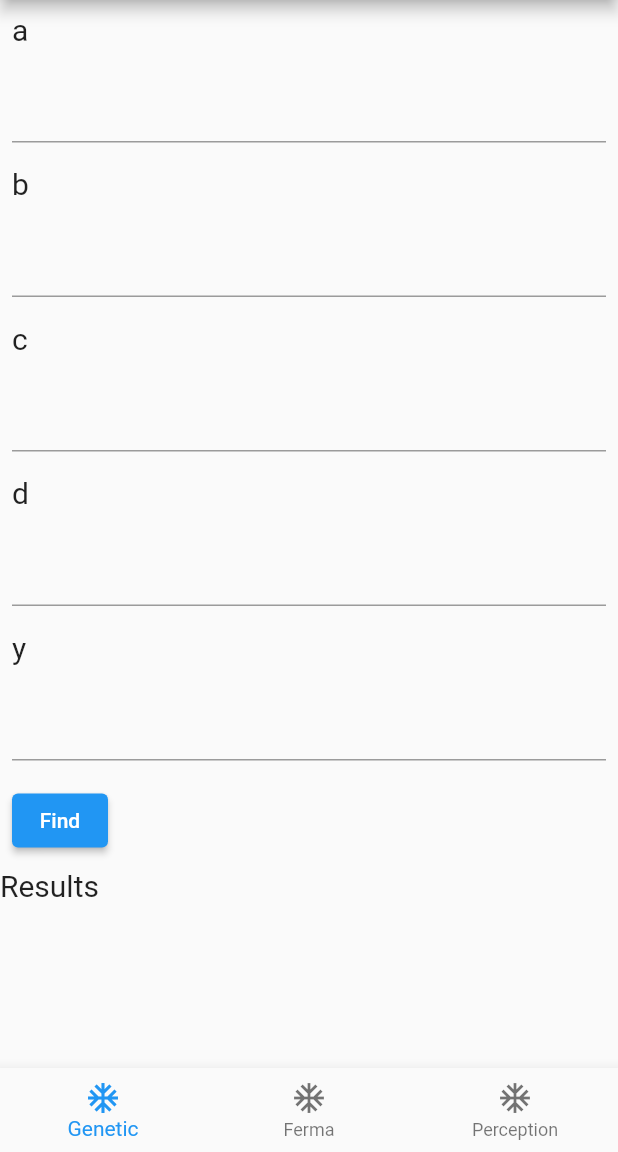
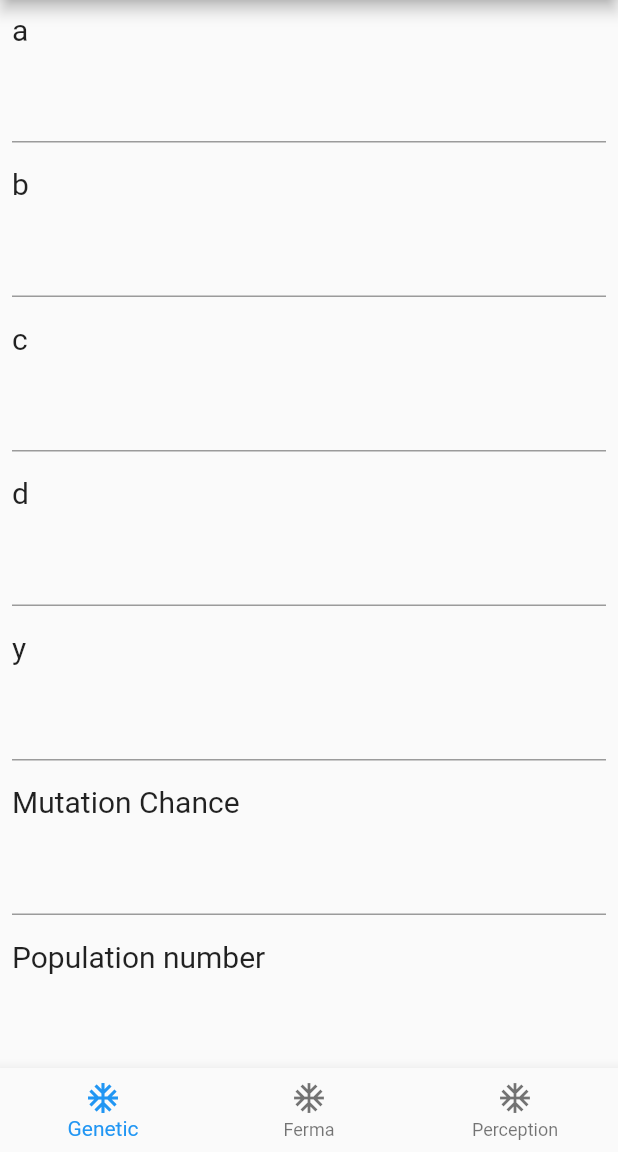
Before and after one commit to Kolbasen/rtc, a Flutter app: the screen it shows after launch, on a phone screen of 412 x 824 dp, the part 84-1236 px from its top. Run offline on Flutter 3.47's test engine with Material 2 defaults, Android fonts, the phone set to English and light mode, and no system bars.

Commit message:
Lab 3.3 task

```diff
--- a/lab_3/lib/screens/genetic_screen.dart
+++ b/lab_3/lib/screens/genetic_screen.dart
@@ -9,11 +9,13 @@ class GeneticScreen extends StatefulWidget {
 
 class GeneticScreenState extends State<GeneticScreen> {
   final _formKey = GlobalKey<FormState>();
-  int a, b, c, d, res;
+  int a, b, c, d, res, popSize;
+  double mutationChance;
   var time;
   dynamic result;
   Widget build(BuildContext context) {
-    return Form(
+    return SingleChildScrollView(
+      child: Form(
         key: _formKey,
         child: Column(
           crossAxisAlignment: CrossAxisAlignment.start,
@@ -135,6 +137,52 @@ class GeneticScreenState extends State<GeneticScreen> {
             ),
             Container(
               padding: EdgeInsets.all(8.0),
+              child: Text(
+                'Mutation Chance',
+                style: TextStyle(fontSize: 20.0),
+              ),
+            ),
+            Container(
+              padding: EdgeInsets.all(8.0),
+              child: TextFormField(
+                validator: (value) {
+                  if (value == null) {
+                    return null;
+                  }
+                  mutationChance = num.tryParse(value);
+                  if (mutationChance == null) {
+                    return '"$value" is not a valid number';
+                  }
+                  return null;
+                },
+                keyboardType: TextInputType.number,
+              ),
+            ),
+            Container(
+              padding: EdgeInsets.all(8.0),
+              child: Text(
+                'Population number',
+                style: TextStyle(fontSize: 20.0),
+              ),
+            ),
+            Container(
+              padding: EdgeInsets.all(8.0),
+              child: TextFormField(
+                validator: (value) {
+                  if (value == null) {
+                    return null;
+                  }
+                  popSize = num.tryParse(value);
+                  if (popSize == null) {
+                    return '"$value" is not a valid number';
+                  }
+                  return null;
+                },
+                keyboardType: TextInputType.number,
+              ),
+            ),
+            Container(
+              padding: EdgeInsets.all(8.0),
               child: ElevatedButton(
                 onPressed: () {
                   if (_formKey.currentState.validate()) {
@@ -175,6 +223,7 @@ class GeneticScreenState extends State<GeneticScreen> {
             )
           ],
         ),
+      ),
     );
   }
 }
```
Lines whose indentation alone changed are shown as unchanged.
